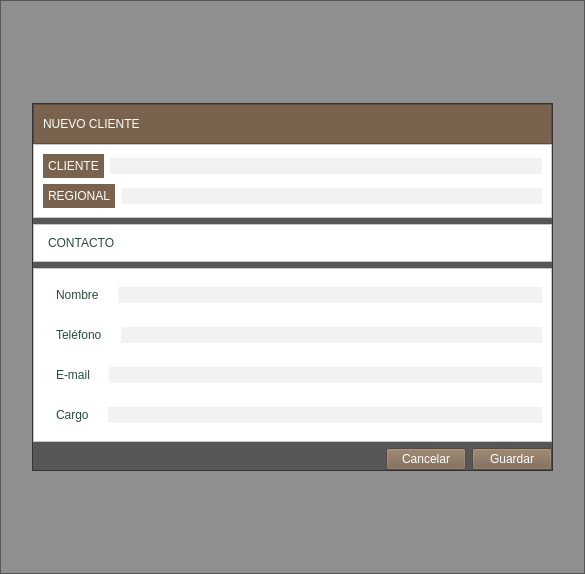
This is new.ui in altitude-solutions/Camino_Real_Desktop as Qt 5 draws it before an edit. The edited form follows.
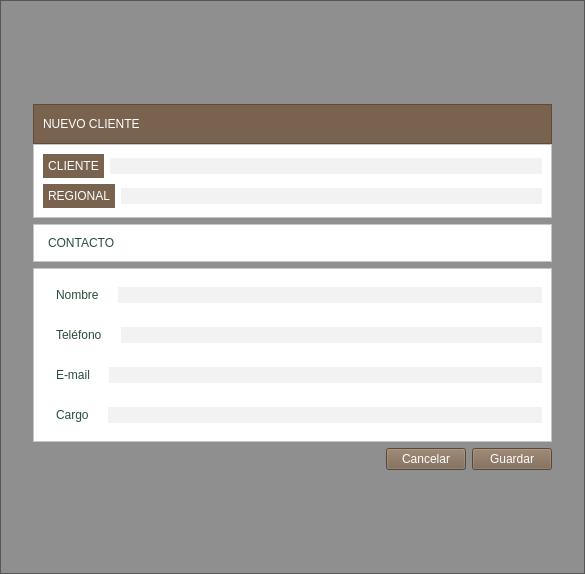
This is the edited form.

Diff of the .ui file:
```diff
--- a/new.ui
+++ b/new.ui
@@ -68,6 +68,9 @@
         </item>
         <item>
          <widget class="QFrame" name="frame_4">
+          <property name="styleSheet">
+           <string notr="true">background-color:transparent</string>
+          </property>
           <property name="frameShape">
            <enum>QFrame::StyledPanel</enum>
           </property>
```
